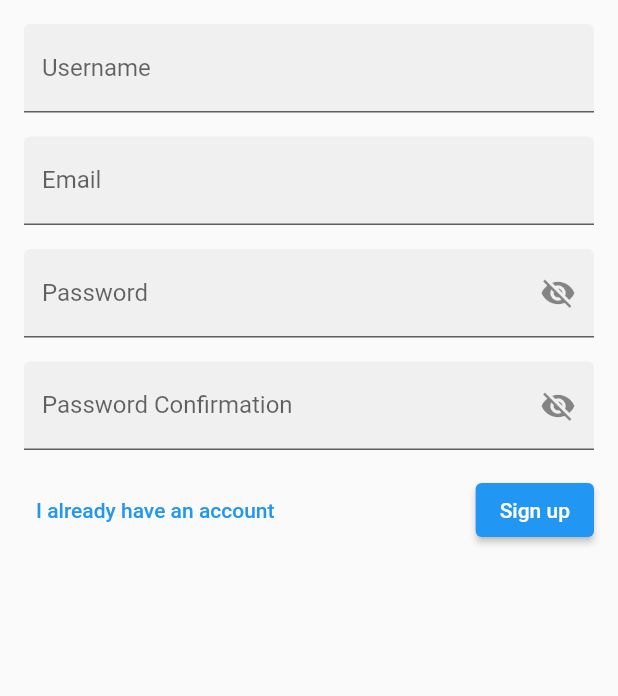
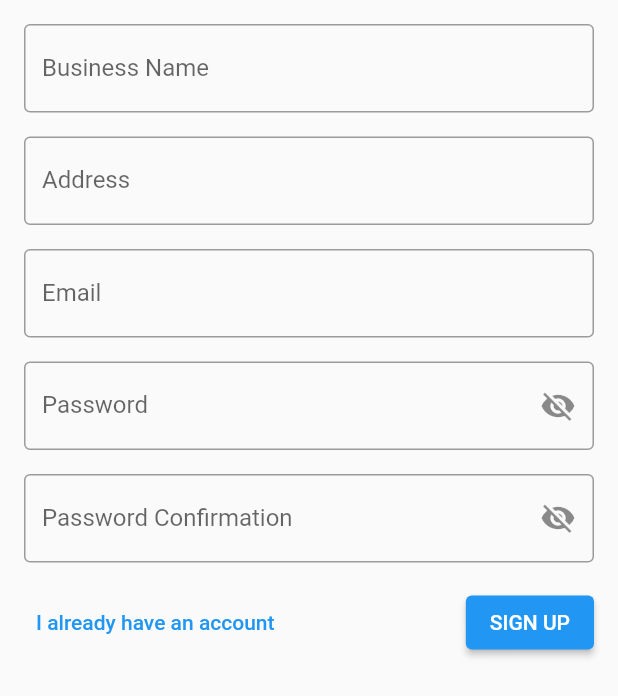
Before and after one commit to ayc-g6/pedidosNow-front, a Flutter app: the SignUpBusinessPage screen opened directly, on a phone screen of 412 x 824 dp. Shown: the top 696 px of the screen. Run offline on Flutter 3.47's test engine with Material 2 defaults, Android fonts, the phone set to English and light mode, and no system bars; our stand-ins replace flutter_secure_storage; accounts and stored records are empty.

Commit message:
[UPDATE] - Updated sign up business form to request correct fields

```diff
--- a/lib/src/pages/sign_up_business.dart
+++ b/lib/src/pages/sign_up_business.dart
@@ -31,19 +31,24 @@ class _SignUpBusinessFormState extends State<SignUpBusinessForm> {
   bool _passwordConfirmationObscured = true;
   bool isLoading = false;
 
-  final _signUpFormKey = GlobalKey<FormState>();
+  final _signUpBusinessFormKey = GlobalKey<FormState>();
   final _passwordController = TextEditingController();
 
-  String? _username;
+  String? _businessName;
+  String? _address;
   String? _email;
   String? _password;
 
-  String? _validateUsername(value) {
+  String? _validateBusinessName(value) {
     if (value == null || value.isEmpty) {
-      return 'Please enter a username';
+      return 'Please enter a valid business name';
     }
-    if (!RegExp(r"^[A-Za-z]+$").hasMatch(value.toLowerCase())) {
-      return 'Please use only alphabetical characters';
+    return null;
+  }
+
+  String? _validateAddress(value) {
+    if (value == null || value.isEmpty) {
+      return 'Please enter a valid address';
     }
     return null;
   }
@@ -75,15 +80,15 @@ class _SignUpBusinessFormState extends State<SignUpBusinessForm> {
     return null;
   }
 
-  void _signUp() async {
+  void _signUpBusiness() async {
     setState(() {
       isLoading = true;
     });
     FocusScope.of(context).unfocus();
-    if (_signUpFormKey.currentState!.validate()) {
-      _signUpFormKey.currentState!.save();
+    if (_signUpBusinessFormKey.currentState!.validate()) {
+      _signUpBusinessFormKey.currentState!.save();
       try {
-        Server.signUp(_email!, _password!);
+        //Server.signUp(_email!, _password!);
       } on ServerException catch (e) {
         if (!mounted) return;
         final snackBar = SnackBar(content: Text(e.message));
@@ -98,16 +103,26 @@ class _SignUpBusinessFormState extends State<SignUpBusinessForm> {
   @override
   Widget build(BuildContext context) {
     return Form(
-      key: _signUpFormKey,
+      key: _signUpBusinessFormKey,
       child: Column(
         children: [
           TextFormField(
             textInputAction: TextInputAction.next,
-            onSaved: (value) => _username = value,
-            validator: (value) => _validateUsername(value),
+            onSaved: (value) => _businessName = value,
+            validator: (value) => _validateBusinessName(value),
             decoration: const InputDecoration(
-              labelText: 'Username',
-              filled: true,
+              labelText: 'Business Name',
+              border: OutlineInputBorder(),
+            ),
+          ),
+          const SizedBox(height: 16.0),
+          TextFormField(
+            textInputAction: TextInputAction.next,
+            onSaved: (value) => _address = value,
+            validator: (value) => _validateAddress(value),
+            decoration: const InputDecoration(
+              labelText: 'Address',
+              border: OutlineInputBorder(),
             ),
           ),
           const SizedBox(height: 16.0),
@@ -118,7 +133,7 @@ class _SignUpBusinessFormState extends State<SignUpBusinessForm> {
             decoration: const InputDecoration(
               hintText: 'example@email.com',
               labelText: 'Email',
-              filled: true,
+              border: OutlineInputBorder(),
             ),
           ),
           const SizedBox(height: 16.0),
@@ -130,7 +145,7 @@ class _SignUpBusinessFormState extends State<SignUpBusinessForm> {
             validator: (value) => _validatePassword(value),
             decoration: InputDecoration(
                 labelText: 'Password',
-                filled: true,
+                border: const OutlineInputBorder(),
                 suffixIcon: IconButton(
                     onPressed: () {
                       setState(() {
@@ -148,7 +163,7 @@ class _SignUpBusinessFormState extends State<SignUpBusinessForm> {
             validator: (value) => _validatePasswordConfirmation(value),
             decoration: InputDecoration(
                 labelText: 'Password Confirmation',
-                filled: true,
+                border: OutlineInputBorder(),
                 suffixIcon: IconButton(
                     onPressed: () {
                       setState(() {
@@ -173,8 +188,8 @@ class _SignUpBusinessFormState extends State<SignUpBusinessForm> {
               isLoading
                   ? const CircularProgressIndicator()
                   : ElevatedButton(
-                      onPressed: () => _signUp(),
-                      child: const Text('Sign up'),
+                      onPressed: () => _signUpBusiness(),
+                      child: const Text('SIGN UP'),
                     ),
             ],
           ),
```
